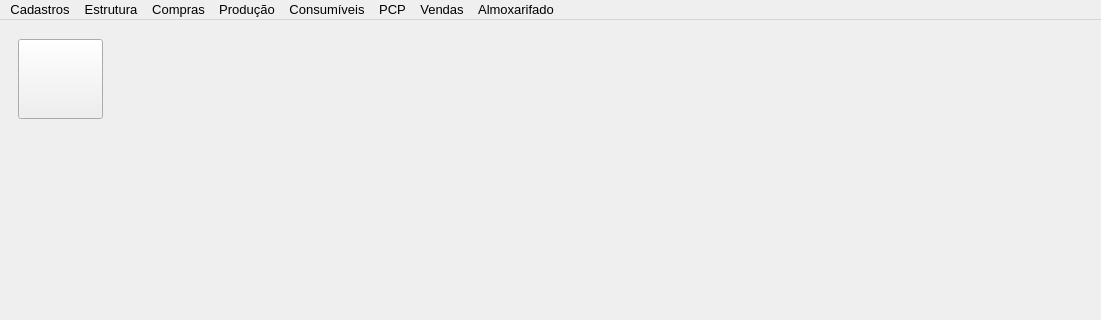
Azevedo84/erp_suzuki, file forms/tela_menu.ui: the form before one commit; both pictures show x 0 to 1101 and y 0 to 320 of the 1101 by 719 pixel window.
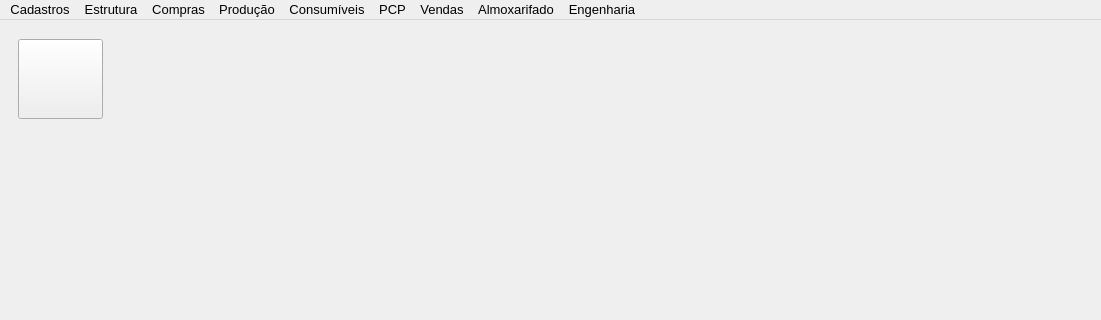
The form after the commit. Icons and pictures are not drawn.

```diff
--- a/forms/tela_menu.ui
+++ b/forms/tela_menu.ui
@@ -405,6 +405,12 @@
     <addaction name="action_CI_Incluir"/>
     <addaction name="actionIncluir_Consumo_Tempor_rio"/>
    </widget>
+   <widget class="QMenu" name="menuEngenharia">
+    <property name="title">
+     <string>Engenharia</string>
+    </property>
+    <addaction name="actionConferir_Diver"/>
+   </widget>
    <addaction name="menu_Produto"/>
    <addaction name="menuEstrutura"/>
    <addaction name="menu_Compras"/>
@@ -413,6 +419,7 @@
    <addaction name="menu_Plano"/>
    <addaction name="menu_Vendas"/>
    <addaction name="menu_Estoque"/>
+   <addaction name="menuEngenharia"/>
   </widget>
   <action name="action_Incluir_Sol">
    <property name="text">
```
Left out of the diff: 5 changed lines with no effect on the pictures.
